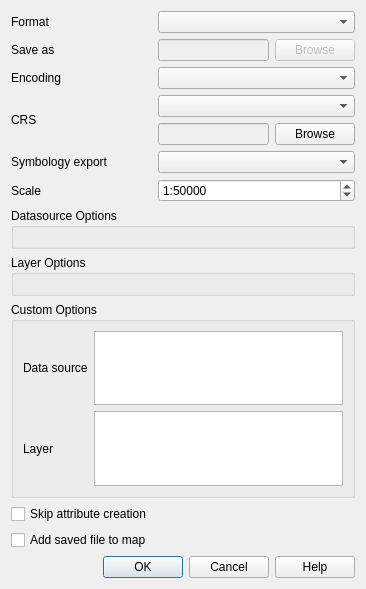
qgis/QGIS, file src/ui/qgsvectorlayersaveasdialogbase.ui: the form before one commit.
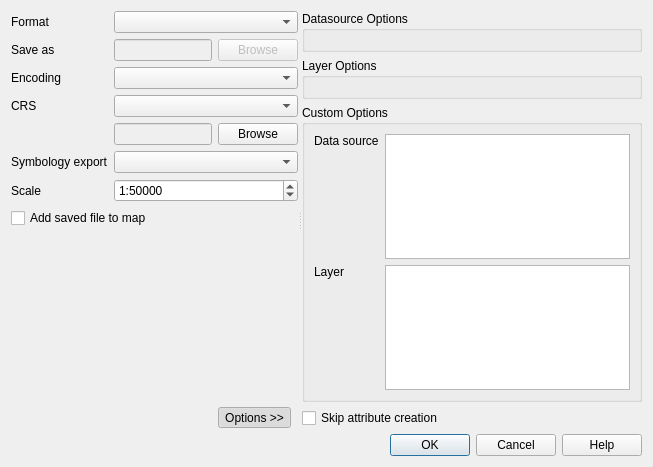
The form after the commit. Custom widgets are drawn as their Qt base class.

The edit to the form file:
```diff
--- a/src/ui/qgsvectorlayersaveasdialogbase.ui
+++ b/src/ui/qgsvectorlayersaveasdialogbase.ui
@@ -6,8 +6,8 @@
    <rect>
     <x>0</x>
     <y>0</y>
-    <width>366</width>
-    <height>589</height>
+    <width>653</width>
+    <height>467</height>
    </rect>
   </property>
   <property name="sizePolicy">
@@ -23,20 +23,142 @@
    <property name="sizeConstraint">
     <enum>QLayout::SetMinAndMaxSize</enum>
    </property>
-   <item row="7" column="0">
-    <widget class="QLabel" name="mSymbologyExportLabel">
+   <item row="4" column="0" colspan="2">
+    <widget class="QDialogButtonBox" name="buttonBox">
+     <property name="orientation">
+      <enum>Qt::Horizontal</enum>
+     </property>
+     <property name="standardButtons">
+      <set>QDialogButtonBox::Cancel|QDialogButtonBox::Help|QDialogButtonBox::Ok</set>
+     </property>
+    </widget>
+   </item>
+   <item row="0" column="0" colspan="2">
+    <widget class="QWidget" name="widget_3" native="true">
+     <layout class="QGridLayout" name="gridLayout_5">
+      <property name="margin">
+       <number>0</number>
+      </property>
+      <item row="0" column="0">
+       <widget class="QSplitter" name="splitter">
+        <property name="orientation">
+         <enum>Qt::Horizontal</enum>
+        </property>
+        <widget class="QWidget" name="widget" native="true">
+         <layout class="QGridLayout" name="gridLayout_4">
+          <item row="2" column="1" colspan="2">
+           <widget class="QComboBox" name="mEncodingComboBox"/>
+          </item>
+          <item row="6" column="1" colspan="2">
+           <widget class="QSpinBox" name="mScaleSpinBox">
+            <property name="prefix">
+             <string>1:</string>
+            </property>
+            <property name="maximum">
+             <number>999999999</number>
+            </property>
+            <property name="value">
+             <number>50000</number>
+            </property>
+           </widget>
+          </item>
+          <item row="6" column="0">
+           <widget class="QLabel" name="mScaleLabel">
      <property name="text">
-      <string>Symbology export</string>
+             <string>Scale</string>
      </property>
     </widget>
    </item>
-   <item row="12" column="0">
-    <widget class="QCheckBox" name="mSkipAttributeCreation">
-     <property name="toolTip">
-      <string>This allows one to surpress attribute creation as some OGR drivers (eg. DGN, DXF) don't support it.</string>
-     </property>
+          <item row="1" column="0">
+           <widget class="QLabel" name="label">
+            <property name="text">
+             <string>Save as</string>
+            </property>
+            <property name="buddy">
+             <cstring>leFilename</cstring>
+            </property>
+           </widget>
+          </item>
+          <item row="0" column="1" colspan="2">
+           <widget class="QComboBox" name="mFormatComboBox"/>
+          </item>
+          <item row="4" column="2">
+           <widget class="QPushButton" name="browseCRS">
      <property name="text">
-      <string>Skip attribute creation</string>
+             <string>Browse</string>
+            </property>
+           </widget>
+          </item>
+          <item row="4" column="1">
+           <widget class="QLineEdit" name="leCRS">
+            <property name="enabled">
+             <bool>false</bool>
+            </property>
+            <property name="readOnly">
+             <bool>true</bool>
+            </property>
+           </widget>
+          </item>
+          <item row="3" column="1" colspan="2">
+           <widget class="QComboBox" name="mCRSSelection"/>
+          </item>
+          <item row="10" column="2">
+           <widget class="QToolButton" name="mOptionsButton">
+            <property name="text">
+             <string>Options &gt;&gt;</string>
+            </property>
+            <property name="checkable">
+             <bool>true</bool>
+            </property>
+            <property name="checked">
+             <bool>true</bool>
+            </property>
+           </widget>
+          </item>
+          <item row="1" column="1">
+           <widget class="QLineEdit" name="leFilename">
+            <property name="enabled">
+             <bool>false</bool>
+            </property>
+           </widget>
+          </item>
+          <item row="1" column="2">
+           <widget class="QPushButton" name="browseFilename">
+            <property name="enabled">
+             <bool>false</bool>
+            </property>
+            <property name="text">
+             <string>Browse</string>
+            </property>
+           </widget>
+          </item>
+          <item row="3" column="0">
+           <widget class="QLabel" name="label_3">
+            <property name="text">
+             <string>CRS</string>
+            </property>
+            <property name="buddy">
+             <cstring>leCRS</cstring>
+            </property>
+           </widget>
+          </item>
+          <item row="8" column="0" colspan="2">
+           <widget class="QCheckBox" name="mAddToCanvas">
+            <property name="text">
+             <string>Add saved file to map</string>
+            </property>
+           </widget>
+          </item>
+          <item row="5" column="1" colspan="2">
+           <widget class="QComboBox" name="mSymbologyExportComboBox"/>
+          </item>
+          <item row="2" column="0">
+           <widget class="QLabel" name="label_4">
+            <property name="text">
+             <string>Encoding</string>
+            </property>
+            <property name="buddy">
+             <cstring>mEncodingComboBox</cstring>
      </property>
     </widget>
    </item>
@@ -50,17 +172,52 @@
      </property>
     </widget>
    </item>
-   <item row="1" column="2">
-    <widget class="QPushButton" name="browseFilename">
-     <property name="enabled">
-      <bool>false</bool>
-     </property>
+          <item row="5" column="0">
+           <widget class="QLabel" name="mSymbologyExportLabel">
      <property name="text">
-      <string>Browse</string>
+             <string>Symbology export</string>
      </property>
     </widget>
    </item>
-   <item row="11" column="0" colspan="3">
+          <item row="9" column="0" colspan="3">
+           <spacer name="verticalSpacer">
+            <property name="orientation">
+             <enum>Qt::Vertical</enum>
+            </property>
+            <property name="sizeHint" stdset="0">
+             <size>
+              <width>20</width>
+              <height>40</height>
+             </size>
+            </property>
+           </spacer>
+          </item>
+         </layout>
+        </widget>
+        <widget class="QWidget" name="mOptionsGroupBox" native="true">
+         <layout class="QGridLayout" name="gridLayout_2">
+          <property name="topMargin">
+           <number>0</number>
+          </property>
+          <property name="rightMargin">
+           <number>0</number>
+          </property>
+          <property name="bottomMargin">
+           <number>0</number>
+          </property>
+          <item row="0" column="0">
+           <widget class="QgsCollapsibleGroupBox" name="mDatasourceOptionsGroupBox">
+            <property name="title">
+             <string>Datasource Options</string>
+            </property>
+            <layout class="QFormLayout" name="formLayout">
+             <property name="fieldGrowthPolicy">
+              <enum>QFormLayout::AllNonFixedFieldsGrow</enum>
+             </property>
+            </layout>
+           </widget>
+          </item>
+          <item row="2" column="0">
     <widget class="QgsCollapsibleGroupBox" name="mOgrOptionsGroupBox">
      <property name="title">
       <string>Custom Options</string>
@@ -71,6 +228,9 @@
         <property name="text">
          <string>Data source</string>
         </property>
+               <property name="alignment">
+                <set>Qt::AlignLeading|Qt::AlignLeft|Qt::AlignTop</set>
+               </property>
         <property name="buddy">
          <cstring>mOgrDatasourceOptions</cstring>
         </property>
@@ -109,6 +269,9 @@
         <property name="text">
          <string>Layer</string>
         </property>
+               <property name="alignment">
+                <set>Qt::AlignLeading|Qt::AlignLeft|Qt::AlignTop</set>
+               </property>
         <property name="buddy">
          <cstring>mOgrLayerOptions</cstring>
         </property>
@@ -149,97 +312,17 @@
      <zorder>mOgrLayerOptions</zorder>
     </widget>
    </item>
-   <item row="13" column="0">
-    <widget class="QCheckBox" name="mAddToCanvas">
-     <property name="text">
-      <string>Add saved file to map</string>
-     </property>
-    </widget>
-   </item>
-   <item row="6" column="1">
-    <widget class="QLineEdit" name="leCRS">
-     <property name="enabled">
-      <bool>false</bool>
-     </property>
-     <property name="readOnly">
-      <bool>true</bool>
-     </property>
-    </widget>
-   </item>
-   <item row="5" column="0" rowspan="2">
-    <widget class="QLabel" name="label_3">
-     <property name="text">
-      <string>CRS</string>
-     </property>
-     <property name="buddy">
-      <cstring>leCRS</cstring>
-     </property>
-    </widget>
-   </item>
-   <item row="1" column="0">
-    <widget class="QLabel" name="label">
-     <property name="text">
-      <string>Save as</string>
-     </property>
-     <property name="buddy">
-      <cstring>leFilename</cstring>
-     </property>
-    </widget>
-   </item>
-   <item row="14" column="0" colspan="3">
-    <widget class="QDialogButtonBox" name="buttonBox">
-     <property name="orientation">
-      <enum>Qt::Horizontal</enum>
-     </property>
-     <property name="standardButtons">
-      <set>QDialogButtonBox::Cancel|QDialogButtonBox::Help|QDialogButtonBox::Ok</set>
-     </property>
-    </widget>
-   </item>
-   <item row="4" column="1" colspan="2">
-    <widget class="QComboBox" name="mEncodingComboBox"/>
-   </item>
-   <item row="8" column="0">
-    <widget class="QLabel" name="mScaleLabel">
-     <property name="text">
-      <string>Scale</string>
-     </property>
-    </widget>
-   </item>
-   <item row="0" column="1" colspan="2">
-    <widget class="QComboBox" name="mFormatComboBox"/>
-   </item>
    <item row="4" column="0">
-    <widget class="QLabel" name="label_4">
+           <widget class="QCheckBox" name="mSkipAttributeCreation">
+            <property name="toolTip">
+             <string>This allows one to surpress attribute creation as some OGR drivers (eg. DGN, DXF) don't support it.</string>
+            </property>
      <property name="text">
-      <string>Encoding</string>
-     </property>
-     <property name="buddy">
-      <cstring>mEncodingComboBox</cstring>
-     </property>
-    </widget>
-   </item>
-   <item row="8" column="1" colspan="2">
-    <widget class="QSpinBox" name="mScaleSpinBox">
-     <property name="prefix">
-      <string>1:</string>
-     </property>
-     <property name="maximum">
-      <number>999999999</number>
-     </property>
-     <property name="value">
-      <number>50000</number>
-     </property>
-    </widget>
-   </item>
-   <item row="1" column="1">
-    <widget class="QLineEdit" name="leFilename">
-     <property name="enabled">
-      <bool>false</bool>
-     </property>
-    </widget>
-   </item>
-   <item row="10" column="0" colspan="3">
+             <string>Skip attribute creation</string>
+            </property>
+           </widget>
+          </item>
+          <item row="1" column="0">
     <widget class="QgsCollapsibleGroupBox" name="mLayerOptionsGroupBox">
      <property name="title">
       <string>Layer Options</string>
@@ -251,28 +334,23 @@
      </layout>
     </widget>
    </item>
-   <item row="6" column="2">
-    <widget class="QPushButton" name="browseCRS">
-     <property name="text">
-      <string>Browse</string>
-     </property>
-    </widget>
-   </item>
-   <item row="5" column="1" colspan="2">
-    <widget class="QComboBox" name="mCRSSelection"/>
-   </item>
-   <item row="7" column="1" colspan="2">
-    <widget class="QComboBox" name="mSymbologyExportComboBox"/>
-   </item>
-   <item row="9" column="0" colspan="3">
-    <widget class="QgsCollapsibleGroupBox" name="mDatasourceOptionsGroupBox">
-     <property name="title">
-      <string>Datasource Options</string>
-     </property>
-     <layout class="QFormLayout" name="formLayout">
-      <property name="fieldGrowthPolicy">
-       <enum>QFormLayout::AllNonFixedFieldsGrow</enum>
-      </property>
+          <item row="3" column="0">
+           <spacer name="verticalSpacer_2">
+            <property name="orientation">
+             <enum>Qt::Vertical</enum>
+            </property>
+            <property name="sizeHint" stdset="0">
+             <size>
+              <width>20</width>
+              <height>40</height>
+             </size>
+            </property>
+           </spacer>
+          </item>
+         </layout>
+        </widget>
+       </widget>
+      </item>
      </layout>
     </widget>
    </item>
```
Left out of the diff: 33 changed lines with no effect on the pictures. Lines whose indentation alone changed are shown as unchanged.
